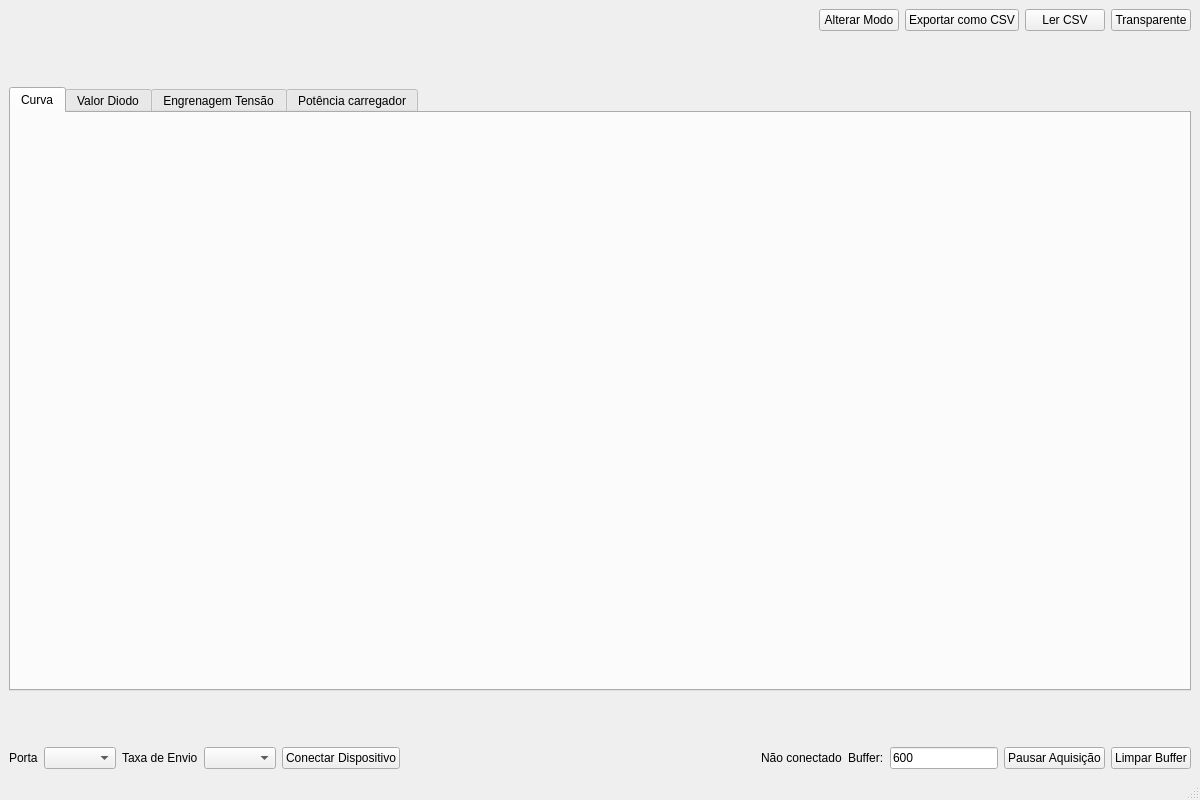
First picture: the form in ui/MainWindow.ui, repository lexcibien/OpenJTX-A9, before the edit.
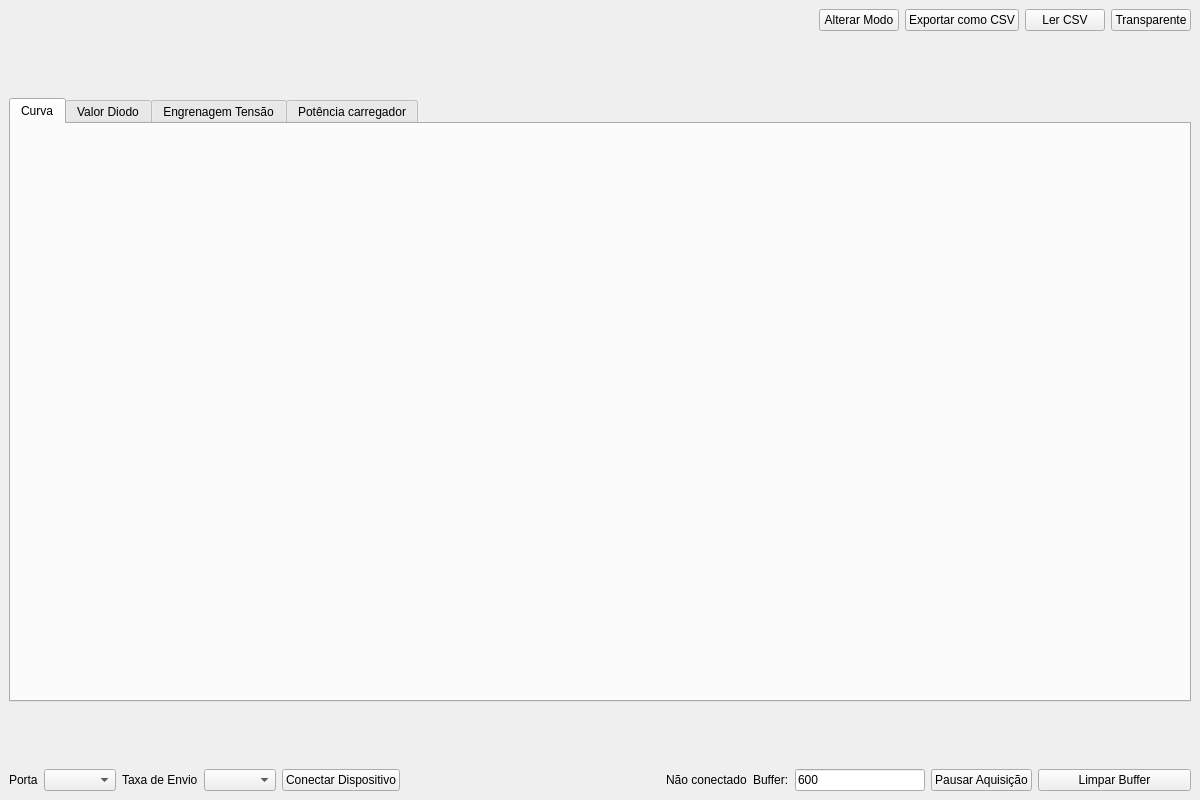
Second picture: the form after the edit.

Commit message: changing organization to acquire native buttons

What changed in the file:
```diff
--- a/ui/MainWindow.ui
+++ b/ui/MainWindow.ui
@@ -568,8 +568,6 @@
       <item>
        <layout class="QHBoxLayout" name="horizontalLayout_4">
         <item>
-         <layout class="QHBoxLayout" name="horizontalLayout_3">
-          <item>
            <layout class="QHBoxLayout" name="horizontalLayout">
             <item>
              <widget class="QLabel" name="label_3">
@@ -581,6 +579,8 @@
             <item>
              <widget class="QComboBox" name="portComboBox"/>
             </item>
+         </layout>
+        </item>
             <item>
              <layout class="QHBoxLayout" name="horizontalLayout_2">
               <item>
@@ -595,12 +595,12 @@
               </item>
              </layout>
             </item>
-           </layout>
-          </item>
+        <item>
+         <layout class="QHBoxLayout" name="horizontalLayout_3">
           <item>
            <widget class="QPushButton" name="connectButton">
             <property name="sizePolicy">
-             <sizepolicy hsizetype="Preferred" vsizetype="Preferred">
+             <sizepolicy hsizetype="Preferred" vsizetype="Minimum">
               <horstretch>0</horstretch>
               <verstretch>0</verstretch>
              </sizepolicy>
@@ -635,8 +635,6 @@
          </spacer>
         </item>
         <item>
-         <layout class="QHBoxLayout" name="horizontalLayout_5">
-          <item>
            <layout class="QHBoxLayout" name="horizontalLayout_7">
             <item>
              <widget class="QLabel" name="connectionText">
@@ -666,9 +664,11 @@
            </layout>
           </item>
           <item>
+         <layout class="QHBoxLayout" name="horizontalLayout_5">
+          <item>
            <widget class="QPushButton" name="pauseAckButton">
             <property name="sizePolicy">
-             <sizepolicy hsizetype="Preferred" vsizetype="Preferred">
+             <sizepolicy hsizetype="Preferred" vsizetype="Minimum">
               <horstretch>0</horstretch>
               <verstretch>0</verstretch>
              </sizepolicy>
@@ -718,7 +718,6 @@
     </rect>
    </property>
   </widget>
-  <widget class="QStatusBar" name="statusbar"/>
   <action name="actionTeste">
    <property name="text">
     <string>Teste</string>
```
Lines whose indentation alone changed are shown as unchanged.
